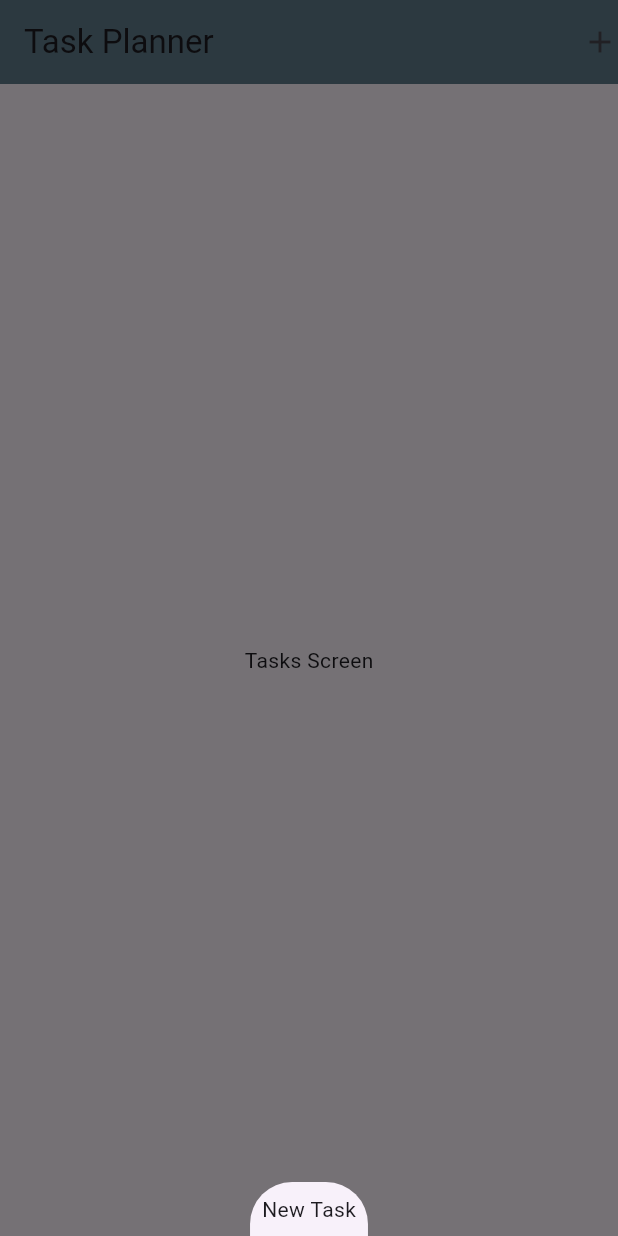
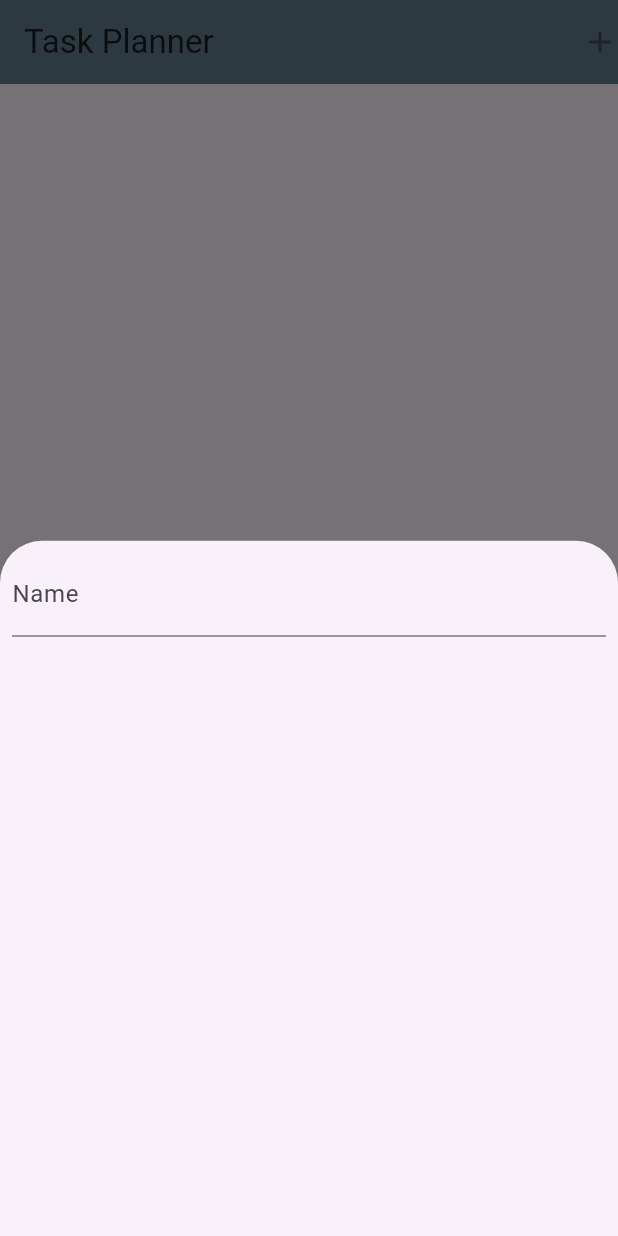
Before and after one commit to adogbeji/FlutterTaskPlanner, a Flutter app: the screen it shows after launch, after a tap on "Start", after a tap on the "add" icon, on a phone screen of 412 x 824 dp. Run offline on Flutter 3.47's test engine with Material 3 defaults, Android fonts, the phone set to English and light mode, and no system bars.

Commit message:
Start building NewTask widget

```diff
--- a/lib/views/widgets/new_task.dart
+++ b/lib/views/widgets/new_task.dart
@@ -11,11 +11,31 @@ class NewTask extends StatefulWidget {
 }
 
 class _NewTaskState extends State<NewTask> {
+  final _nameController = TextEditingController();
+  final _priceController = TextEditingController();
+
+  @override
+  void dispose() {
+    _nameController.dispose();
+    _priceController.dispose();
+    super.dispose();
+  }
+
   @override
   Widget build(BuildContext context) {
     return Padding(
-      padding: EdgeInsets.all(8),
-      child: Text('New Task'),
+      padding: const EdgeInsets.all(8),
+      child: Column(
+        children: [
+          TextField(
+            controller: _nameController,
+            decoration: InputDecoration(
+              labelText: 'Name',
+              hintText: 'Enter task name...',
+            ),
+          ),
+        ],
+      ),
     );
   }
 }
```
